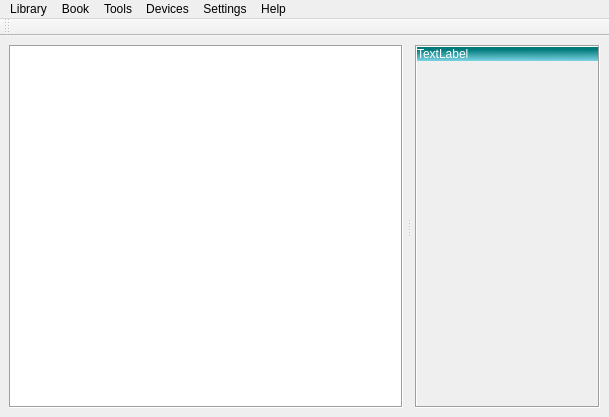
Above: src/ui/main.ui from chrmorais/aranduka before the change. Below: the same form after it.
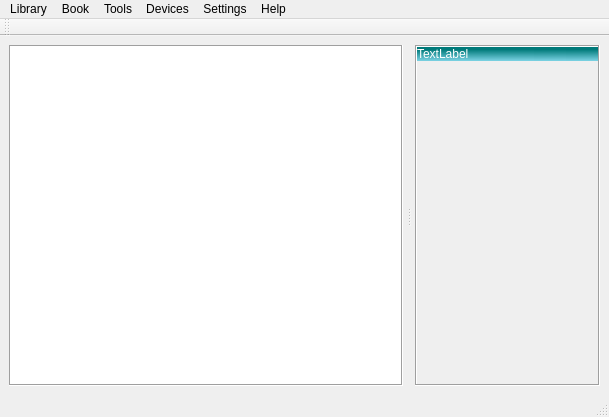
That is the form after the change. Icons and pictures are not drawn.

Commit message: hooked up downloader and status bar

Diff of the .ui file:
```diff
--- a/src/ui/main.ui
+++ b/src/ui/main.ui
@@ -220,8 +220,8 @@
                 <rect>
                  <x>0</x>
                  <y>0</y>
-                 <width>222</width>
-                 <height>326</height>
+                 <width>201</width>
+                 <height>312</height>
                 </rect>
                </property>
               </widget>
@@ -321,6 +321,7 @@
     <bool>false</bool>
    </attribute>
   </widget>
+  <widget class="QStatusBar" name="statusBar"/>
   <action name="actionImport_Files">
    <property name="text">
     <string>Import Folder</string>
```
Left out of the diff: 8 changed lines with no effect on the pictures. The commit also changes 3 other files.
